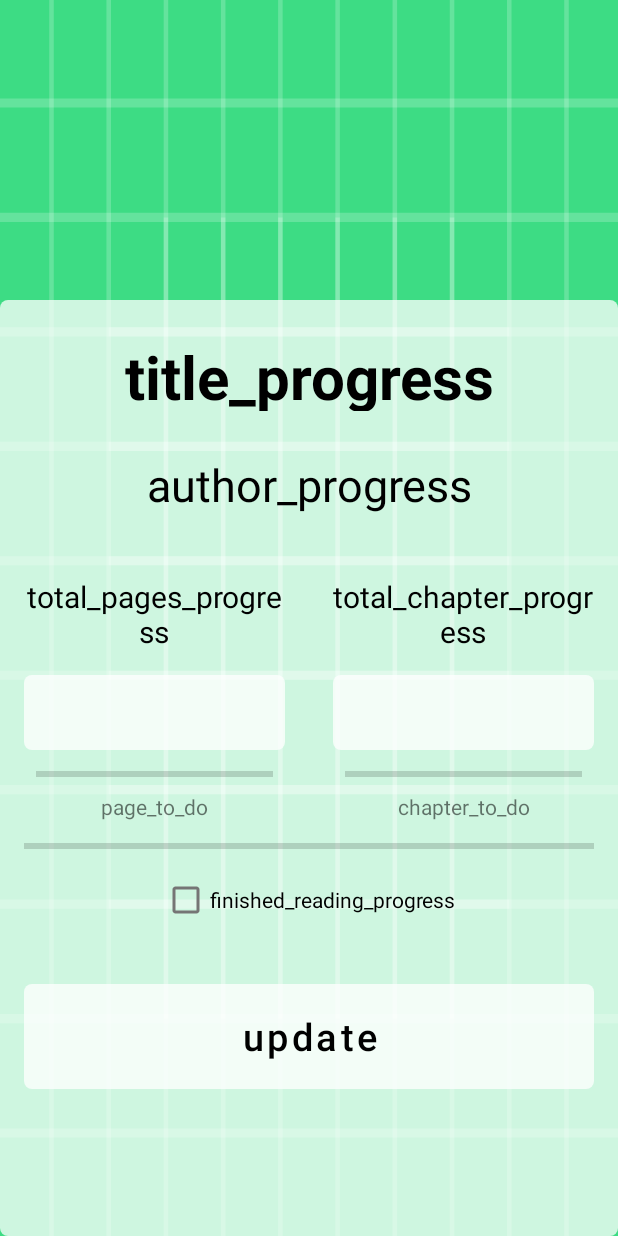
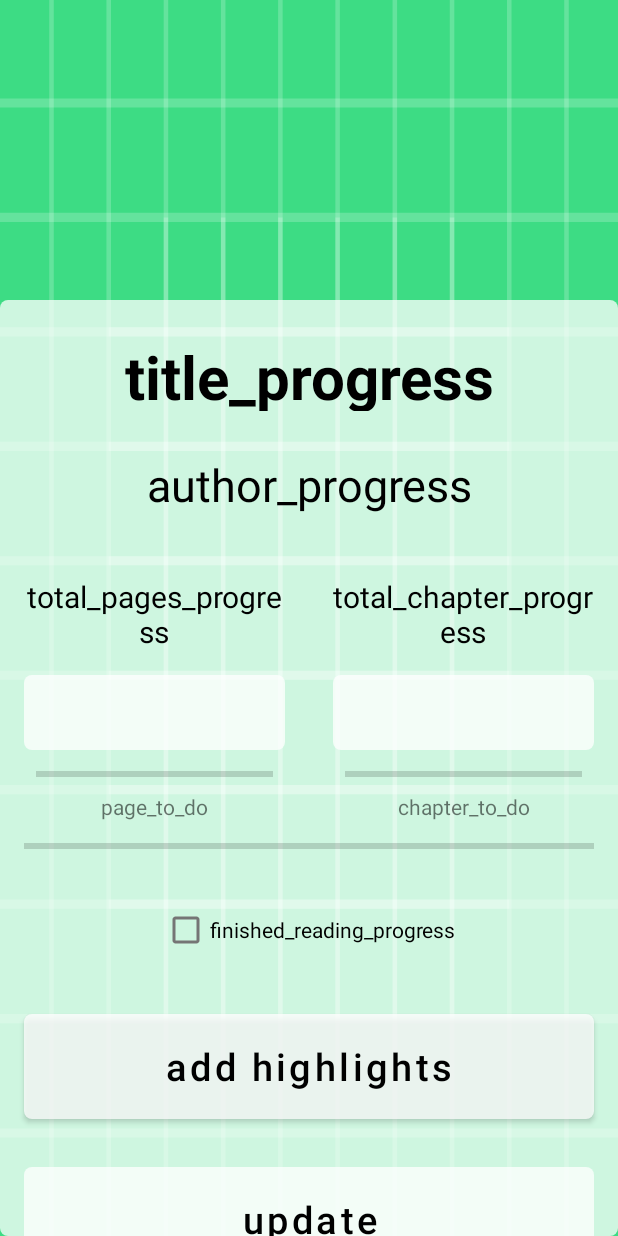
Before and after one commit to LeoLevas/FollowRead, an Android app: the layout activity_progress.xml on its own in the app's theme, with its tools: preview values and no code run, on a phone screen of 412 x 824 dp. Run offline under Robolectric (Android 15) with nearby library versions, the phone set to English and light mode, and no system bars.

```diff
--- a/app/src/main/res/layout/activity_add.xml
+++ b/app/src/main/res/layout/activity_add.xml
@@ -109,7 +109,7 @@
             android:layout_marginTop="16dp"
             android:ems="10"
             android:hint="@string/number_of_pages"
-            android:inputType="textPersonName"
+            android:inputType="number"
             android:background="@drawable/edittext_bg"
             android:gravity="center"
             app:layout_constraintStart_toStartOf="@+id/finishDate_button"
@@ -122,7 +122,7 @@
             android:layout_marginTop="16dp"
             android:ems="10"
             android:hint="@string/actual_position"
-            android:inputType="textPersonName"
+            android:inputType="number"
             android:background="@drawable/edittext_bg"
             android:gravity="center"
             app:layout_constraintStart_toStartOf="@+id/author_input"
@@ -138,6 +138,7 @@
             android:hint="@string/number_of_chapter"
             android:background="@drawable/edittext_bg"
             android:gravity="center"
+            android:inputType="number"
             app:layout_constraintStart_toStartOf="@id/pages_input"
             app:layout_constraintTop_toBottomOf="@+id/pages_input"
             tools:ignore="UseSwitchCompatOrMaterialXml" />
@@ -151,6 +152,7 @@
             android:hint="@string/actual_chapter"
             android:background="@drawable/edittext_bg"
             android:gravity="center"
+            android:inputType="number"
             app:layout_constraintStart_toStartOf="@id/pages_position_input"
             app:layout_constraintTop_toBottomOf="@+id/pages_position_input"
             tools:ignore="UseSwitchCompatOrMaterialXml" />
--- a/app/src/main/res/layout/activity_progress.xml
+++ b/app/src/main/res/layout/activity_progress.xml
@@ -115,11 +115,11 @@
             android:id="@+id/finished_reading_progress"
             android:layout_width="wrap_content"
             android:layout_height="wrap_content"
-            android:layout_marginBottom="200dp"
+            android:layout_marginTop="24dp"
             android:text="finished_reading_progress"
-            app:layout_constraintBottom_toBottomOf="@id/textZone"
             app:layout_constraintEnd_toEndOf="@id/textZone"
-            app:layout_constraintStart_toStartOf="@id/textZone" />
+            app:layout_constraintStart_toStartOf="@id/textZone"
+            app:layout_constraintTop_toBottomOf="@+id/complete_progressBar" />
 
         <TextView
             android:id="@+id/total_pages_progress"
@@ -218,6 +218,26 @@
             app:layout_constraintEnd_toEndOf="parent"
             app:layout_constraintHorizontal_bias="0.5"
             app:layout_constraintStart_toStartOf="parent"
+            app:layout_constraintTop_toBottomOf="@+id/add_highlights" />
+
+        <Button
+            android:id="@+id/add_highlights"
+            android:layout_width="match_parent"
+            android:layout_height="70dp"
+            android:layout_marginStart="16dp"
+            android:layout_marginLeft="16dp"
+            android:layout_marginTop="32dp"
+            android:layout_marginEnd="16dp"
+            android:layout_marginRight="16dp"
+            android:background="@drawable/button_bg"
+            android:text="add highlights"
+            android:textAllCaps="false"
+            android:textColor="@color/black"
+            android:textSize="25sp"
+            app:backgroundTint="#FFFF"
+            app:layout_constraintEnd_toEndOf="parent"
+            app:layout_constraintHorizontal_bias="0.5"
+            app:layout_constraintStart_toStartOf="parent"
             app:layout_constraintTop_toBottomOf="@+id/finished_reading_progress" />
 
         <TextView
```
Also changed, not shown: app/src/main/java/com/example/followread/CustomAdapter.java (+28 -0 lines), app/src/main/java/com/example/followread/ProgressActivity.java (+10 -1 lines), app/src/main/java/com/example/followread/UpdateActivity.java (+6 -13 lines), app/src/main/java/com/example/followread/myDatabaseHelper.java (+90 -5 lines).
